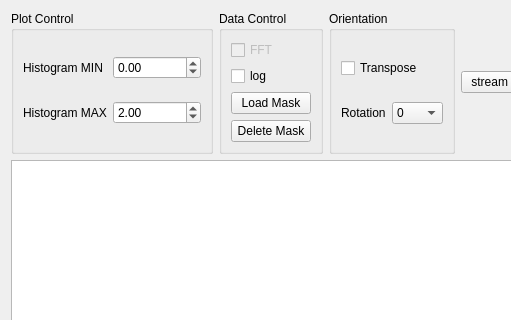
Old version of the form bec_widgets/examples/eiger_plot/eiger_plot.ui in the repository bec-project/bec_widgets; both pictures show x 0 to 511 and y 0 to 320 of the 808 by 675 pixel window.
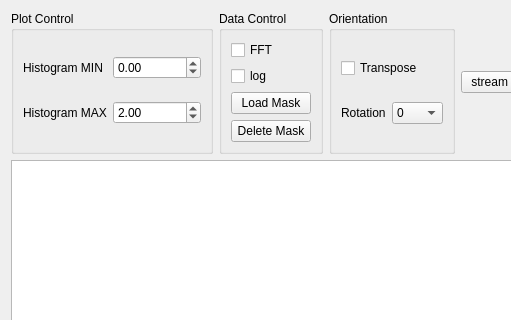
New version of the form. Custom widgets are drawn as their Qt base class.

Commit message: feat: added FFT

What changed in the file:
```diff
--- a/bec_widgets/examples/eiger_plot/eiger_plot.ui
+++ b/bec_widgets/examples/eiger_plot/eiger_plot.ui
@@ -71,7 +71,7 @@
         <item>
          <widget class="QCheckBox" name="checkBox">
           <property name="enabled">
-           <bool>false</bool>
+           <bool>true</bool>
           </property>
           <property name="text">
            <string>FFT</string>
```
Left out of the diff: 2 changed lines with no effect on the pictures. The commit also changes 1 other file.
